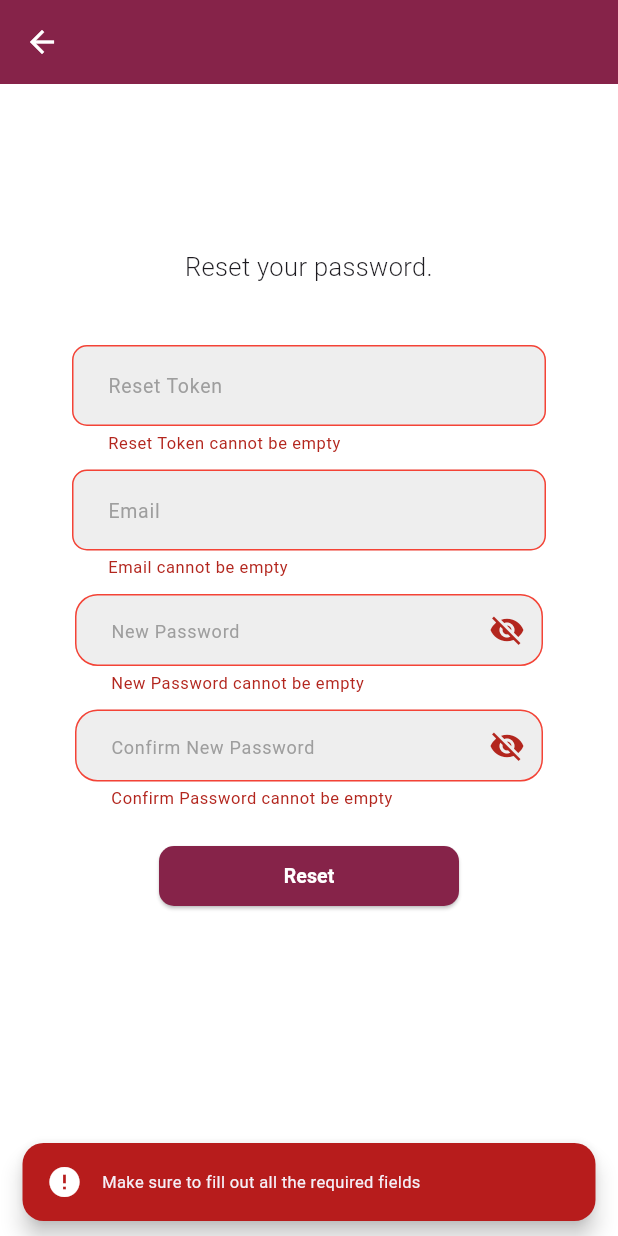
After one commit to gabrielSantoc/EUCcheduler, a Flutter app: the ForgotPasswordPage screen opened directly, after a tap on "Send Reset Password Token", after a tap on "Already have a token? Reset Your Passwor", after a tap on "Reset", on a phone screen of 412 x 824 dp. The commit adds this screen. Run offline on Flutter 3.47's test engine with Material 3 defaults, Android fonts, the phone set to English and light mode, and no system bars; our stand-ins replace badges, hive, hive_flutter, image_picker, loading_animation_widget, shimmer_animation and 1 more; accounts and stored records are empty; network calls fail.

Commit message:
add forgot password

```diff
--- /dev/null
+++ b/lib/auth/forgot_password.dart
@@ -0,0 +1,130 @@
+import 'package:flutter/material.dart';
+import 'package:my_schedule/auth/reset_password.dart';
+import 'package:my_schedule/main.dart';
+import 'package:my_schedule/screens/schedule_screen.dart';
+import 'package:my_schedule/shared/alert.dart';
+import 'package:my_schedule/shared/button.dart';
+import 'package:my_schedule/shared/constants.dart';
+import 'package:my_schedule/shared/text_field.dart';
+import 'package:my_schedule/shared/validators.dart';
+import 'package:supabase_flutter/supabase_flutter.dart';
+
+class ForgotPasswordPage extends StatefulWidget {
+  const ForgotPasswordPage({super.key});
+
+  @override
+  State<ForgotPasswordPage> createState() => _ForgotPasswordPageState();
+}
+
+class _ForgotPasswordPageState extends State<ForgotPasswordPage> {
+
+  final forgotPasswordFormKey = GlobalKey<FormState>();
+
+  final TextEditingController _emailController = TextEditingController();
+
+  @override
+  void dispose() {
+    _emailController.dispose();
+    super.dispose();
+  }
+
+  Future sendToken() async {
+
+    if(forgotPasswordFormKey.currentState!.validate()) {
+
+      try {
+
+        final res = await supabase.auth.resetPasswordForEmail(
+          _emailController.text.trim()
+        );
+
+        Alert.of(context).showSuccess('Please check your email and spam folder for the TOKEN if it is not in your inbox! 🥰🥰🥰');
+
+      } on AuthException catch (error) {
+
+        Alert.of(context).showError('${error.message} 😢😢😢');
+
+      }
+
+    } else {
+
+      Alert.of(context).showError('An error occured please try again 😢');
+
+    }
+
+  }
+
+
+  @override
+  Widget build(BuildContext context) {
+    return Scaffold(
+      backgroundColor: Colors.white,
+      appBar: AppBar(
+        backgroundColor: MAROON,
+        iconTheme: const IconThemeData(color: Colors.white),
+      ),
+
+      body: Padding(
+        padding: const EdgeInsets.symmetric(horizontal: 25.0, vertical: 10.0),
+        child: SingleChildScrollView(
+          child: Form(
+            key: forgotPasswordFormKey,
+            child: Column(
+              mainAxisAlignment: MainAxisAlignment.center,
+              children: [
+                const SizedBox(height: 100),
+
+
+                const Text(
+                  'Enter your email and we will send you a token to reset your password.',
+                  textAlign: TextAlign.center,
+                  style: TextStyle(
+                    fontSize: 17,
+                    fontWeight: FontWeight.w300
+                  ),
+                ),
+
+                const SizedBox(height: 40),
+
+                MyTextFormField(
+                  controller: _emailController,
+                  hintText: 'Email',
+                  obscureText: false,
+                  validator: Validator.of(context).validateEmail,
+                ),
+
+                const SizedBox(height: 20),
+
+                MyButton(
+                  onTap: sendToken,
+                  buttonName: 'Send Reset Password Token'
+                ),
+
+                const SizedBox(height: 20),
+
+                GestureDetector(
+
+                  onTap: () {
+
+                    Navigator.pushReplacement(context, MaterialPageRoute(builder: (context)=> const ResetPassowrdScreen()));
+
+                  },
+
+                  child: const Text(
+                    'Already have a token? Reset Your Password',
+                    style: TextStyle(
+                      fontSize: 12,
+                      fontWeight: FontWeight.bold,
+                      color: MAROON
+                    ),
+
+                  ),
+                ),
+              ],
+            ),
+          ),
+        ),
+      ),
+    );
+  }
+}
--- /dev/null
+++ b/lib/auth/reset_password.dart
@@ -0,0 +1,220 @@
+import 'package:flutter/cupertino.dart';
+import 'package:flutter/material.dart';
+import 'package:my_schedule/auth/auth.dart';
+import 'package:my_schedule/auth/login.dart';
+import 'package:my_schedule/main.dart';
+import 'package:my_schedule/screens/schedule_screen.dart';
+import 'package:my_schedule/shared/alert.dart';
+import 'package:my_schedule/shared/app_dialog.dart';
+import 'package:my_schedule/shared/button.dart';
+import 'package:my_schedule/shared/constants.dart';
+import 'package:my_schedule/shared/text_field.dart';
+import 'package:my_schedule/shared/validators.dart';
+import 'package:supabase_flutter/supabase_flutter.dart';
+
+class ResetPassowrdScreen extends StatefulWidget {
+  const ResetPassowrdScreen({super.key});
+
+  @override
+  State<ResetPassowrdScreen> createState() => _ResetPassowrdScreenState();
+}
+
+class _ResetPassowrdScreenState extends State<ResetPassowrdScreen> {
+  final resetPasswordFormKey = GlobalKey<FormState>();
+
+
+  final TextEditingController _resetTokenController = TextEditingController();
+  final TextEditingController _emailController = TextEditingController();
+  final TextEditingController _passwordController = TextEditingController();
+  final TextEditingController _newPasswordController = TextEditingController();
+
+  bool obscureTextFlagForNewPassword = true;
+  bool obscureTextFlagForConfirmNewPassword = true;
+
+  @override
+  void dispose() {
+    _passwordController.dispose();
+    _newPasswordController.dispose();
+    super.dispose();
+  }
+
+
+  void showAlertDialog(BuildContext context) {
+    showCupertinoDialog<void>(
+      context: context,
+      builder: (BuildContext context) => CupertinoAlertDialog(
+        title: const Text('Sucess'),
+        content: const Text('Password updated successfully.'),
+        actions: <CupertinoDialogAction>[
+          CupertinoDialogAction(
+            isDestructiveAction: false,
+            onPressed: () {
+
+              Navigator.pushAndRemoveUntil(
+                context,
+                MaterialPageRoute(builder: (context) => const ScheduleScreen()),
+                (route) => false,
+              );
+
+            },
+            child: const Text('close'),
+          ),
+        ],
+      ),
+    );
+  }
+
+  Future resetPassword() async {
+
+    if(resetPasswordFormKey.currentState!.validate()) {
+
+      try {
+
+        final recovery = await supabase.auth.verifyOTP(
+          email: _emailController.text.toString().trim(),
+          token: _resetTokenController.text.toString().trim(),
+          type: OtpType.recovery,
+        );
+
+        print("Recovery ::: ${recovery}");
+
+        final res = await supabase.auth.updateUser(
+          UserAttributes(
+            password: _passwordController.text.trim()
+          )
+        );
+
+        await supabase.auth.signOut();
+
+        AppDialog.showSuccessDialog(
+          context: context,
+          title: 'Success',
+          message: 'Your password has been changed. You can now log in with your new credentials. 🥰🥰🥰',
+          onConfirm: ()=> Navigator.pushAndRemoveUntil(context, MaterialPageRoute(builder: (context) => const LoginScreen()), (route) => false)
+        );
+
+      } on AuthException catch (error) {
+
+        Alert.of(context).showError('${error.message} 😢😢😢');
+
+      }
+
+    } else {
+
+      Alert.of(context).showError("Make sure to fill out all the required fields");
+
+    }
+
+  }
+
+  @override
+  Widget build(BuildContext context) {
+    return Scaffold(
+      backgroundColor: Colors.white,
+      appBar: AppBar(
+        backgroundColor: MAROON,
+        iconTheme: const IconThemeData(color: Colors.white),
+      ),
+
+      body: Padding(
+        padding: const EdgeInsets.symmetric(horizontal: 25.0, vertical: 10.0),
+        child: SingleChildScrollView(
+          child: Form(
+            key: resetPasswordFormKey,
+            autovalidateMode: AutovalidateMode.onUserInteraction,
+            child: Column(
+              mainAxisAlignment: MainAxisAlignment.center,
+              children: [
+                const SizedBox(height: 100),
+
+
+                const Text(
+                  'Reset your password.',
+                  textAlign: TextAlign.center,
+                  style: TextStyle(
+                    fontSize: 17,
+                    fontWeight: FontWeight.w300
+                  ),
+                ),
+
+                const SizedBox(height: 40),
+
+                MyTextFormField(
+                  controller: _resetTokenController,
+                  hintText: "Reset Token",
+                  obscureText: false,
+                  validator: (value) => Validator.of(context).validateTextField(value, 'Reset Token'),
+                ),
+
+                const SizedBox(height: 10),
+
+                MyTextFormField(
+                  controller: _emailController,
+                  hintText: "Email",
+                  obscureText: false,
+                  validator: Validator.of(context).validateEmail,
+                ),
+
+                const SizedBox(height: 10),
+
+
+                MyTextFormFieldPasword(
+                  controller: _passwordController,
+                  hintText: 'New Password',
+                  obscureText: obscureTextFlagForNewPassword,
+                  suffixIcon: GestureDetector(
+
+                    onTap: () {
+                      setState(() {
+                        obscureTextFlagForNewPassword = !obscureTextFlagForNewPassword;
+                      });
+                    },
+                    child: Icon( obscureTextFlagForNewPassword ?Icons.visibility_off :Icons.visibility )
+                  ),
+
+                  validator: (value)=> Validator.of(context).validateTextField(value, "New Password"),
+                ),
+
+                const SizedBox(height: 10),
+
+                MyTextFormFieldPasword(
+                  controller: _newPasswordController,
+                  hintText: 'Confirm New Password',
+                  obscureText: obscureTextFlagForConfirmNewPassword,
+                  suffixIcon: GestureDetector(
+
+                    onTap: () {
+                      setState(() {
+                        obscureTextFlagForConfirmNewPassword =! obscureTextFlagForConfirmNewPassword;
+                      });
+                    },
+                    child: Icon( obscureTextFlagForConfirmNewPassword ?Icons.visibility_off :Icons.visibility )
+                  ),
+
+                  validator: (value) {
+                    return Validator.of(context)
+                    .validateConfirmation(
+                      value,
+                      _passwordController.text.trim(),
+                      'Confirm Password'
+                    );
+                  }
+                ),
+
+                const SizedBox(height: 20),
+
+                MyButton(
+                  onTap: resetPassword,
+                  buttonName: 'Reset'
+                )
+
+              ],
+
+            ),
+          ),
+        ),
+      ),
+
+    );
+  }
+}
--- a/lib/main.dart
+++ b/lib/main.dart
@@ -2,6 +2,7 @@ import 'package:flutter/material.dart';
 import 'package:hive_flutter/hive_flutter.dart';
 import 'package:my_schedule/auth/auth.dart';
 import 'package:my_schedule/box/boxes.dart';
+import 'package:my_schedule/screens/schedule_screen.dart';
 import 'package:supabase_flutter/supabase_flutter.dart';
 
 
@@ -29,9 +30,9 @@ class MyApp extends StatelessWidget {
 
   @override
   Widget build(BuildContext context) {
-    return  const MaterialApp(
+    return const MaterialApp(
       debugShowCheckedModeBanner: false,
-      home:  AuthScreen()
+      home:  AuthScreen(),
     );
   }
 }
--- a/lib/shared/button.dart
+++ b/lib/shared/button.dart
@@ -60,28 +60,9 @@ class MyButton extends StatelessWidget {
             )
           )
         ),
-        child: Text(buttonName, style: const TextStyle(fontSize: 18)),
+        child: Text(buttonName, style: const TextStyle(fontSize: 13, fontWeight: FontWeight.bold)),
 
       ),
     );
   }
 }
-
-//  Container(
-//         padding:
-//         margin: const EdgeInsets.symmetric(horizontal: 30),
-//         decoration: const BoxDecoration(
-//           borderRadius: BorderRadius.all(Radius.circular(10)),
-//           color:
-//         ),
-//         child: Center(
-//           child: Text(
-//             buttonName,
-//             style: const TextStyle(
-//               fontSize: 15,
-//               fontWeight: FontWeight.w700,
-//               color: Colors.white,
-//             ),
-//           ),
-//         ),
-//       ),
--- a/lib/shared/text_field.dart
+++ b/lib/shared/text_field.dart
@@ -190,3 +190,62 @@ class ReadOnlyTextFormField extends StatelessWidget {
     );
   }
 }
+
+class MyTextFormFieldPasword extends StatelessWidget {
+  const MyTextFormFieldPasword({
+    super.key,
+    required this.controller,
+    required this.hintText,
+    required this.obscureText,
+    required this.suffixIcon,
+    required this.validator
+  });
+
+  final controller;
+  final String hintText;
+  final bool obscureText;
+  final Widget? suffixIcon;
+  final String? Function(String?)? validator;
+
+  @override
+  Widget build(BuildContext context) {
+    return Padding(
+      padding: const EdgeInsets.symmetric(horizontal: 25.0),
+      child: TextFormField(
+        controller: controller,
+        obscureText: obscureText,
+        validator: validator,
+        decoration: InputDecoration(
+          errorStyle: const TextStyle(
+            fontSize: 11
+          ),
+          contentPadding: const EdgeInsets.symmetric(horizontal: 20),
+          enabledBorder: OutlineInputBorder(
+            borderRadius: BorderRadius.circular(15),
+            borderSide: const BorderSide(color: Colors.white)
+          ),
+          focusedBorder: OutlineInputBorder(
+            borderRadius: BorderRadius.circular(15),
+            borderSide: const BorderSide(color: Colors.green)
+          ),errorBorder: OutlineInputBorder(
+            borderRadius: BorderRadius.circular(15),
+            borderSide: const BorderSide(color: Colors.red)
+          ),
+          focusedErrorBorder: OutlineInputBorder(
+            borderRadius: BorderRadius.circular(15),
+            borderSide: const BorderSide(color: Colors.red)
+          ),
+
+          fillColor: Colors.grey.shade200,
+          filled: true,
+          hintText: hintText,
+          hintStyle: TextStyle(
+            fontSize: 12,
+            color: Colors.grey[500]
+          ),
+          suffixIcon: suffixIcon,
+        ),
+      ),
+    );
+  }
+}
--- a/lib/shared/validators.dart
+++ b/lib/shared/validators.dart
@@ -3,17 +3,21 @@ class Validator {
   BuildContext context;
   Validator.of(this.context);
 
+  // VALIDATE REQUIRED FIELD
+  String? validateRequiredField(String? value, String? fieldName) {
+    if(value.toString().isEmpty) {
+      return '$fieldName cannot be empty';
+    }
+    return null;
+  }
 
-  // STUDENT NO.
-  String? validateStudentNumber(String? studentNumber) {
-    // RegExp studentNumberRegex = RegExp(r'^A\d{2}-\d{4}$');
-    RegExp studentNumberRegex = RegExp(r'^A\d{2}-\d{4}$', caseSensitive: false);
-    final isStudentNumberValid = studentNumberRegex.hasMatch(studentNumber ?? '');
-    if (studentNumber.toString().isEmpty) {
-      return 'Student number cannot be empty';
+  // VALIDATE NORMAL TEXT FIELD
+  String? validateTextField(String? value, String fieldName) {
+    if(value.toString().isEmpty || value == null ) {
+      return '${fieldName} cannot be empty';
     }
-    if (!isStudentNumberValid) {
-      return 'Please enter a valid student number';
+    if(value.toString().length <= 1) {
+      return '${fieldName} must be more than one character';
     }
     return null;
   }
@@ -31,37 +35,26 @@ class Validator {
     return null;
   }
 
-  // CONFIRM EMAIL
-  String? validateConfirmEmail(String? email, String? originalEmail) {
-    RegExp emailRegex = RegExp(r'^[\w\.-]+@[\w-]+\w{2,3}(\.\w{2,3})?$');
-    final isEmailValid = emailRegex.hasMatch(email ?? '');
-
-    if(email.toString().isEmpty) {
-      return 'Email cannot be empty';
+  // Validate Confirmation
+  String? validateConfirmation(String? value, String? originalValue, String fieldName) {
+    if(value.toString().isEmpty) {
+      return '$fieldName cannot be empty';
     }
-    if( email.toString() != originalEmail.toString()) {
-      return 'Please ensure that both email addresses match. ';
-    }
-    if(!isEmailValid) {
-      return 'Please enter a valid email';
+    if(value != originalValue) {
+      return '$fieldName does not match';
     }
     return null;
   }
 
-
-  // VALIDATE NORMAL TEXT FIELD
-  String? validateTextField(String? value, String fieldName) {
+  // VALIDATE REGEX VALIDATION
+  String? validateWithRegex(String? value, String errorMessage, String? fieldName, RegExp regex) {
     if(value.toString().isEmpty) {
       return '$fieldName cannot be empty';
     }
-    if(value.toString().length <= 1) {
-      return '$fieldName must be more than one character';
-    }
-    if(value.toString().isEmpty || value == null ) {
-      return '$fieldName must be more than one character';
+    if(value == null || !regex.hasMatch(value)) {
+      return errorMessage;
     }
     return null;
   }
 
-
 }
```
Also changed, not shown: lib/auth/login.dart (+26 -7 lines), lib/auth/register.dart (+14 -12 lines), lib/shared/app_dialog.dart (added, +104 -0 lines).
